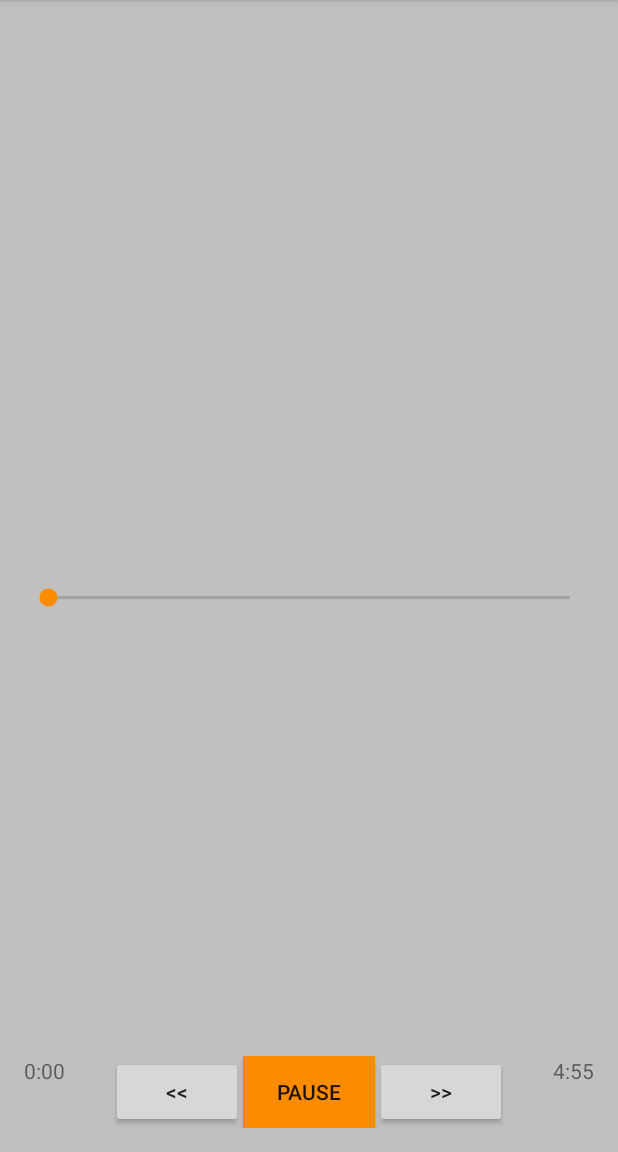
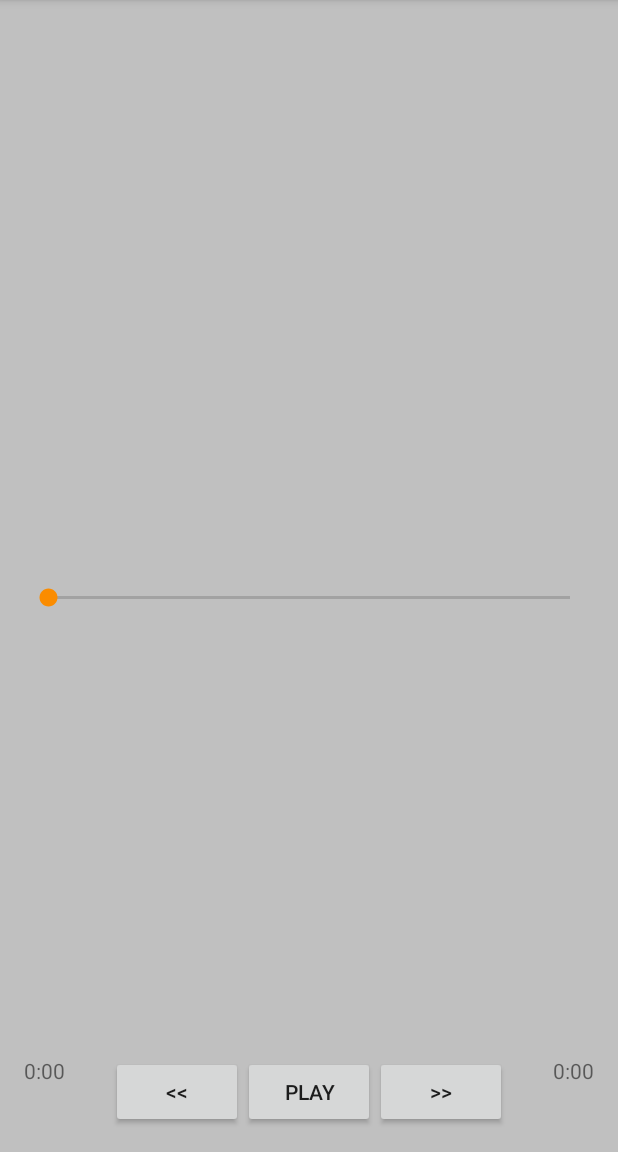
Before and after one commit to MrLukashem/AndroidAudioPlayer, an Android app: the PlayerActivity screen opened directly, with no data from a screen before it, after a tap on "PLAY", on a phone screen of 412 x 824 dp, the part 84-1236 px from its top. Run offline under Robolectric (Android 15) with nearby library versions, the phone set to English and light mode, and no system bars; 4 statements that could not run were skipped.

Commit message:
Fix #5 issue.

```diff
--- a/CustomPlayer/app/src/main/java/com/player/mrlukashem/customplayer/player/PlayerActivity.java
+++ b/CustomPlayer/app/src/main/java/com/player/mrlukashem/customplayer/player/PlayerActivity.java
@@ -39,6 +39,7 @@ public class PlayerActivity extends AppCompatActivity {
     private TextView mTitleTV;
     private TextView mArtistTV;
     private ImageView mAlbumArtIV;
+    private Button mPlayPauseButton;
     private int mAlbumArtWidthPX;
     private int mAlbumArtHeightPX;
 
@@ -52,14 +53,23 @@ public class PlayerActivity extends AppCompatActivity {
     private String mDataSourcePath = "";
     private boolean mUseCustomPlayer = false;
 
+    private void switchToPlayButton(Button button) {
+        button.setText(getResources().getString(R.string.play));
+        button.setBackground(mDefaultButtonDrawable);
+    }
+
+    private void switchToPauseButton(Button button) {
+        button.setText(getResources().getString(R.string.pause));
+        button.setBackgroundColor(mClickColor);
+    }
+
     private void handlePlayPauseState(Button button) {
         if (mDisablePlayer) {
             initRealPlayer(mUseCustomPlayer);
         }
 
         if (mIsPlaying) {
-            button.setText(getResources().getString(R.string.pause));
-            button.setBackgroundColor(mClickColor);
+            switchToPauseButton(button);
 
             if (!mMainPlayer.play()) {
                 mIsPlaying = false;
@@ -67,8 +77,7 @@ public class PlayerActivity extends AppCompatActivity {
 
             startTimer();
         } else {
-            button.setText(getResources().getString(R.string.play));
-            button.setBackground(mDefaultButtonDrawable);
+            switchToPlayButton(button);
 
             mMainPlayer.pause();
             initializeTimer();
@@ -112,6 +121,7 @@ public class PlayerActivity extends AppCompatActivity {
         mTitleTV = (TextView)findViewById(R.id.titleTV);
         mArtistTV = (TextView)findViewById(R.id.artistTV);
         mAlbumArtIV = (ImageView)findViewById(R.id.trackThumbnailIV);
+        mPlayPauseButton = (Button)findViewById(R.id.playPauseButton);
 
         findViewById(R.id.fastSeekLeftButton).setOnTouchListener(new View.OnTouchListener() {
             @Override
@@ -153,6 +163,25 @@ public class PlayerActivity extends AppCompatActivity {
         }
 
         mDisablePlayer = true;
+        mIsPlaying = false;
+    }
+
+    private void resetPlayer() {
+        releaseResources();
+
+        int curPos = 0;
+        int dur = mDuration.get();
+
+        updateProgressBar(curPos, dur);
+        switchToPlayButton(mPlayPauseButton);
+    }
+
+    private void updateProgressBar(int curPos, int dur) {
+        mSeekBar.setProgress(curPos);
+        Log.e(TAG, "updateProgressBar = " + Utils.msToSeconds(dur));
+        mTimerFromStartTV.setText(Utils.secondsToTimeString(curPos));
+        mTimerFromEndTV.setText(
+                Utils.secondsToTimeString(Utils.msToSeconds(dur) - curPos));
     }
 
     // TODO: Create custom timer.
@@ -179,13 +208,7 @@ public class PlayerActivity extends AppCompatActivity {
                     runOnUiThread(new Runnable() {
                         @Override
                         public void run() {
-                            int cursPos = mCurrentTimeInSeconds.get();
-                            int dur = mDuration.get();
-                            mSeekBar.setProgress(cursPos);
-
-                            mTimerFromStartTV.setText(Utils.secondsToTimeString(cursPos));
-                            mTimerFromEndTV.setText(
-                                    Utils.secondsToTimeString(Utils.msToSeconds(dur) - cursPos));
+                            updateProgressBar(mCurrentTimeInSeconds.get(), mDuration.get());
                         }
                     });
                 }
@@ -193,7 +216,7 @@ public class PlayerActivity extends AppCompatActivity {
 
             @Override
             public void onFinish() {
-                releaseResources();
+                resetPlayer();
                 // TODO: Do we need handle finish?
             }
         };
@@ -272,7 +295,14 @@ public class PlayerActivity extends AppCompatActivity {
 
     public void PlayOnButtonClick(View view) {
         if (mDisablePlayer) {
-            return;
+            // Check more more time real player initialization if it fails show again error toast.
+            boolean isReady = initRealPlayer(mUseCustomPlayer);
+            if (!isReady) {
+                showCannotPlayContentToast();
+                return;
+            }
+
+            mDisablePlayer = false;
         }
 
         mIsPlaying = !mIsPlaying;
```
